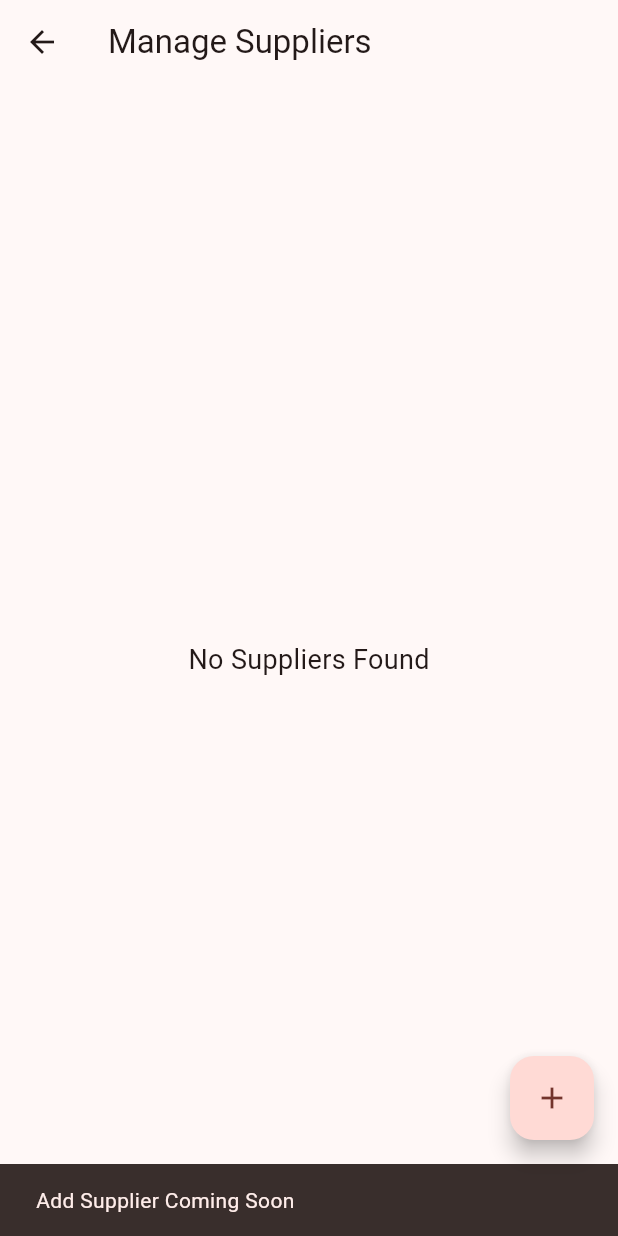
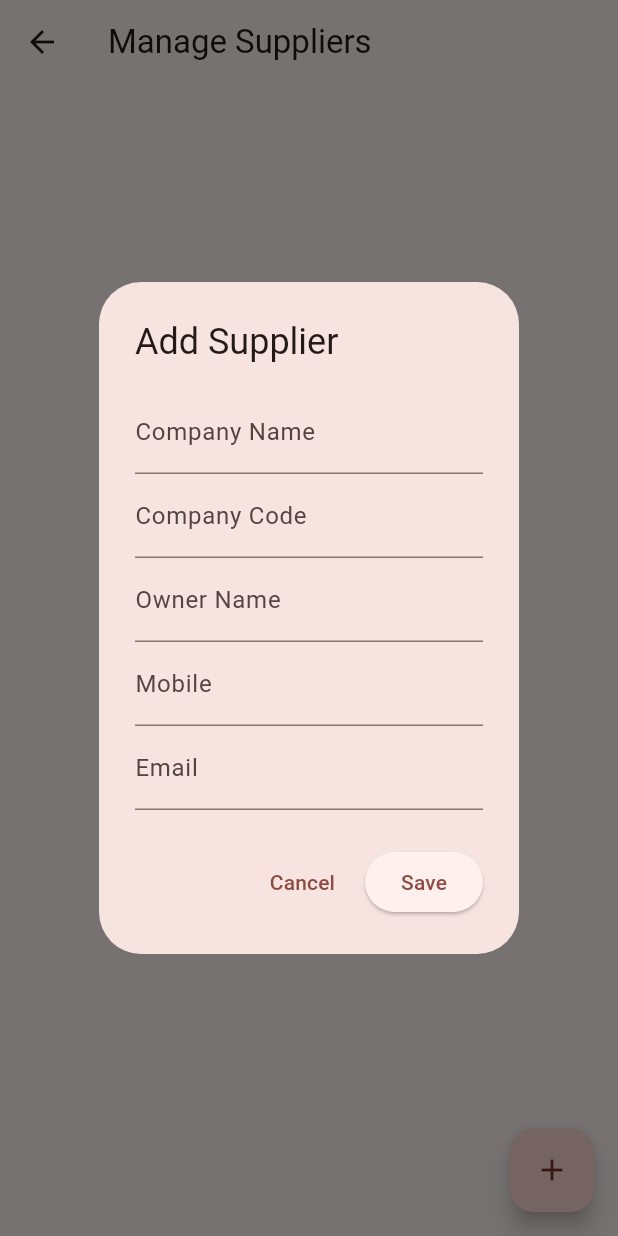
Before and after one commit to shripati7/Arihant-Bike-Scooty-Spare-App, a Flutter app: the ManageSuppliersScreen screen opened directly, after a tap on the "add" icon, on a phone screen of 412 x 824 dp. Run offline on Flutter 3.47's test engine with Material 3 defaults, Android fonts, the light colour scheme and no system bars; our stand-ins replace cached_network_image, carousel_slider, cloud_firestore, firebase_auth, firebase_core, firebase_storage and 5 more; accounts and stored records are empty.

Commit message:
Supplier list integration completed

```diff
--- a/lib/admin/manage_suppliers_screen.dart
+++ b/lib/admin/manage_suppliers_screen.dart
@@ -1,7 +1,79 @@
 import 'package:flutter/material.dart';
+
+import '../models/supplier_model.dart';
+import '../services/supplier_service.dart';
 
 class ManageSuppliersScreen extends StatelessWidget {
   const ManageSuppliersScreen({super.key});
+
+  void _showAddSupplierDialog(BuildContext context) {
+    final companyController = TextEditingController();
+    final codeController = TextEditingController();
+    final ownerController = TextEditingController();
+    final mobileController = TextEditingController();
+    final emailController = TextEditingController();
+
+    showDialog(
+      context: context,
+      builder: (_) => AlertDialog(
+        title: const Text('Add Supplier'),
+        content: SingleChildScrollView(
+          child: Column(
+            mainAxisSize: MainAxisSize.min,
+            children: [
+              TextField(
+                controller: companyController,
+                decoration: const InputDecoration(
+                  labelText: 'Company Name',
+                ),
+              ),
+              TextField(
+                controller: codeController,
+                decoration: const InputDecoration(
+                  labelText: 'Company Code',
+                ),
+              ),
+              TextField(
+                controller: ownerController,
+                decoration: const InputDecoration(
+                  labelText: 'Owner Name',
+                ),
+              ),
+              TextField(
+                controller: mobileController,
+                decoration: const InputDecoration(
+                  labelText: 'Mobile',
+                ),
+              ),
+              TextField(
+                controller: emailController,
+                decoration: const InputDecoration(
+                  labelText: 'Email',
+                ),
+              ),
+            ],
+          ),
+        ),
+        actions: [
+          TextButton(
+            onPressed: () => Navigator.pop(context),
+            child: const Text('Cancel'),
+          ),
+          ElevatedButton(
+            onPressed: () {
+              ScaffoldMessenger.of(context).showSnackBar(
+                const SnackBar(
+                  content: Text('Supplier Save Phase Coming Next'),
+                ),
+              );
+              Navigator.pop(context);
+            },
+            child: const Text('Save'),
+          ),
+        ],
+      ),
+    );
+  }
 
   @override
   Widget build(BuildContext context) {
@@ -10,20 +82,44 @@ class ManageSuppliersScreen extends StatelessWidget {
         title: const Text('Manage Suppliers'),
       ),
       floatingActionButton: FloatingActionButton(
-        onPressed: () {
-          ScaffoldMessenger.of(context).showSnackBar(
-            const SnackBar(
-              content: Text('Add Supplier Coming Soon'),
-            ),
+        onPressed: () => _showAddSupplierDialog(context),
+        child: const Icon(Icons.add),
+      ),
+      body: FutureBuilder<List<SupplierModel>>(
+        future: SupplierService.instance.getAllSuppliers(),
+        builder: (context, snapshot) {
+          if (!snapshot.hasData) {
+            return const Center(
+              child: CircularProgressIndicator(),
+            );
+          }
+
+          final suppliers = snapshot.data!;
+
+          if (suppliers.isEmpty) {
+            return const Center(
+              child: Text(
+                'No Suppliers Found',
+                style: TextStyle(fontSize: 18),
+              ),
+            );
+          }
+
+          return ListView.builder(
+            itemCount: suppliers.length,
+            itemBuilder: (context, index) {
+              final supplier = suppliers[index];
+
+              return ListTile(
+                title: Text(supplier.companyName),
+                subtitle: Text(supplier.ownerName),
+                trailing: Text(
+                  supplier.subscriptionStatus,
+                ),
+              );
+            },
           );
         },
-        child: const Icon(Icons.add),
-      ),
-      body: const Center(
-        child: Text(
-          'No Suppliers Found',
-          style: TextStyle(fontSize: 18),
-        ),
       ),
     );
   }
```
